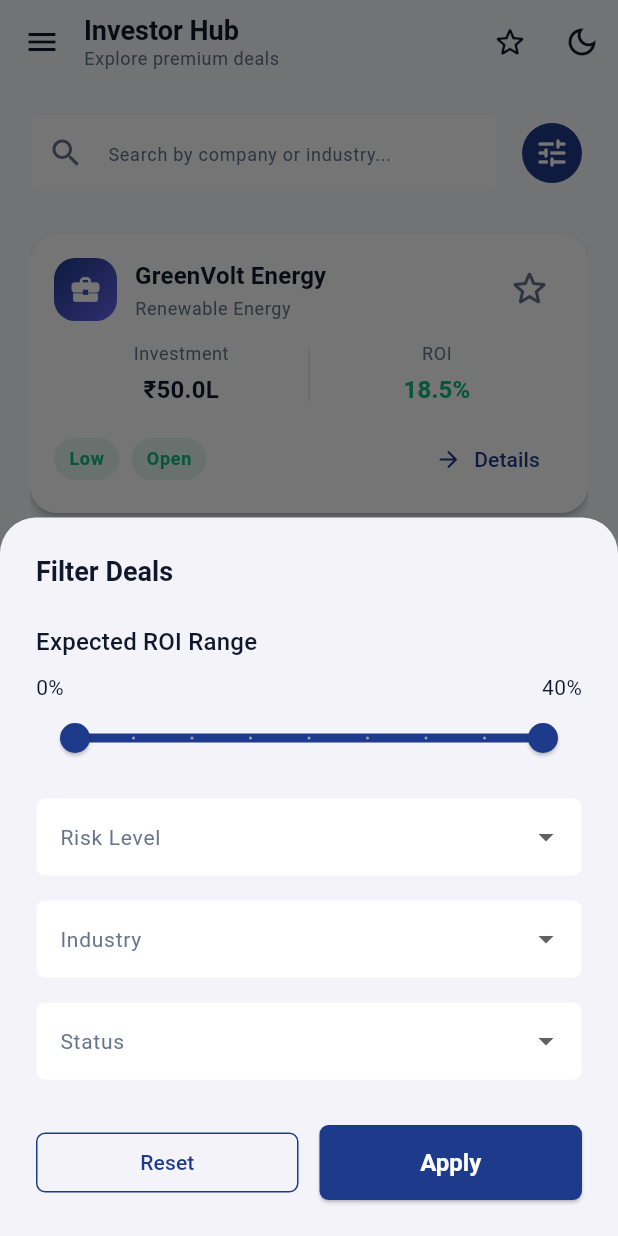
After one commit to TejasD36/investor_hub, a Flutter app: the DashboardScreen screen opened by its route, after a tap on the "tune" icon, on a phone screen of 412 x 824 dp. The commit adds this screen. Run offline on Flutter 3.47's test engine with Material 3 defaults, Android fonts, the phone set to English and light mode, and no system bars; our stand-ins replace fl_chart, flutter_bloc, freezed_annotation, get_it, go_router, hive_ce and 2 more; accounts and stored records are empty; Roboto replaces fonts that are missing (Poppins).

Commit message:
Refactor deal filtering logic to use a centralized `DealFilter` entity and dedicated Bloc events.

```diff
--- a/lib/app/theme/theme_cubit.dart
+++ b/lib/app/theme/theme_cubit.dart
@@ -5,7 +5,7 @@ class ThemeCubit extends Cubit<ThemeState> {
     _loadTheme();
   }
 
-  static const _boxName = 'settings_box';
+  static const _boxName = HiveBoxes.settingsBox;
   static const _themeKey = 'theme_mode';
 
   Future<void> _loadTheme() async {
--- a/lib/core/storage/hive_service.dart
+++ b/lib/core/storage/hive_service.dart
@@ -7,12 +7,10 @@ class HiveService {
   static Future<void> init() async {
     await Hive.initFlutter();
 
-    // Register adapters
     Hive.registerAdapter(DealModelAdapter());
     Hive.registerAdapter(UserModelAdapter());
     Hive.registerAdapter(SessionModelAdapter());
 
-    // Open boxes
     await Future.wait([
       Hive.openBox<DealModel>(HiveBoxes.dealsBox),
       Hive.openBox<DealModel>(HiveBoxes.interestsBox),
--- a/lib/features/auth/data/datasources/auth_local_datasource.dart
+++ b/lib/features/auth/data/datasources/auth_local_datasource.dart
@@ -10,11 +10,10 @@ class AuthLocalDataSource {
   /// =============================
   /// MOCK LOGIN
   /// =============================
-  ///
   /// Mock Credentials:
   /// Email: investor@hub.com
   /// Password: 123456
-  ///
+
   Future<UserModel> login({required String email, required String password}) async {
     await Future.delayed(const Duration(seconds: 2));
 
--- a/lib/features/deals/data/datasources/deals_local_datasource.dart
+++ b/lib/features/deals/data/datasources/deals_local_datasource.dart
@@ -52,7 +52,6 @@ class DealsLocalDataSource {
 
   Future<DealModel?> getDealById(String id) async {
     final deals = await fetchDeals();
-
     try {
       return deals.firstWhere((deal) => deal.id == id);
     } catch (_) {
--- /dev/null
+++ b/lib/features/deals/domain/entities/deal_filter.dart
@@ -0,0 +1,12 @@
+import 'package:freezed_annotation/freezed_annotation.dart';
+
+import '../../presentation/models/deal_status.dart';
+import '../../presentation/models/industry.dart';
+import '../../presentation/models/risk_level.dart';
+
+part 'deal_filter.freezed.dart';
+
+@freezed
+sealed class DealFilter with _$DealFilter {
+  const factory DealFilter({double? minRoi, double? maxRoi, RiskLevel? risk, Industry? industry, DealStatus? status}) = _DealFilter;
+}
--- a/lib/features/deals/presentation/bloc/deals_bloc.dart
+++ b/lib/features/deals/presentation/bloc/deals_bloc.dart
@@ -1,7 +1,9 @@
 import '../../../../core.dart';
+import '../../domain/entities/deal_filter.dart';
 import '../../domain/usecases/fetch_deals_usecase.dart';
 import '../../domain/usecases/filter_deals_usecase.dart';
 import '../../domain/usecases/search_deals_usecase.dart';
+import '../models/enum_extension.dart';
 import 'deals_event.dart';
 import 'deals_state.dart';
 
@@ -9,6 +11,9 @@ class DealsBloc extends Bloc<DealsEvent, DealsState> {
   final FetchDealsUseCase fetchDealsUseCase;
   final SearchDealsUseCase searchDealsUseCase;
   final FilterDealsUseCase filterDealsUseCase;
+  DealFilter _currentFilter = const DealFilter();
+
+  DealFilter get currentFilter => _currentFilter;
 
   DealsBloc({required this.fetchDealsUseCase, required this.searchDealsUseCase, required this.filterDealsUseCase})
     : super(const DealsState.initial()) {
@@ -81,6 +86,34 @@ class DealsBloc extends Bloc<DealsEvent, DealsState> {
             emit(DealsState.error(e.toString()));
           }
         },
+        applyFilter: (filter) async {
+          emit(const DealsState.loading());
+
+          _currentFilter = filter;
+
+          try {
+            final deals = await filterDealsUseCase(
+              minRoi: filter.minRoi,
+              maxRoi: filter.maxRoi,
+              riskLevel: filter.risk?.label,
+              industry: filter.industry?.label,
+              status: filter.status?.label,
+            );
+
+            emit(deals.isEmpty ? const DealsState.empty() : DealsState.loaded(deals: deals));
+          } catch (e) {
+            emit(DealsState.error(e.toString()));
+          }
+        },
+        clearFilter: () async {
+          emit(const DealsState.loading());
+
+          _currentFilter = const DealFilter();
+
+          final deals = await fetchDealsUseCase();
+
+          emit(deals.isEmpty ? const DealsState.empty() : DealsState.loaded(deals: deals));
+        },
       );
     });
   }
--- a/lib/features/deals/presentation/bloc/deals_event.dart
+++ b/lib/features/deals/presentation/bloc/deals_event.dart
@@ -1,4 +1,5 @@
 import '../../../../core.dart';
+import '../../domain/entities/deal_filter.dart';
 
 part 'deals_event.freezed.dart';
 
@@ -12,4 +13,8 @@ sealed class DealsEvent with _$DealsEvent {
       _FilterDeals;
 
   const factory DealsEvent.resetDeals() = _ResetDeals;
+
+  const factory DealsEvent.applyFilter({required DealFilter filter}) = _ApplyFilter;
+
+  const factory DealsEvent.clearFilter() = _ClearFilter;
 }
--- /dev/null
+++ b/lib/features/deals/presentation/models/deal_status.dart
@@ -0,0 +1 @@
+enum DealStatus { open, closed }
--- /dev/null
+++ b/lib/features/deals/presentation/models/enum_extension.dart
@@ -0,0 +1,41 @@
+import 'deal_status.dart';
+import 'industry.dart';
+import 'risk_level.dart';
+
+extension EnumDisplay on Enum {
+  String get label {
+    switch (this) {
+      case RiskLevel.low:
+        return 'Low';
+      case RiskLevel.medium:
+        return 'Medium';
+      case RiskLevel.high:
+        return 'High';
+
+      case DealStatus.open:
+        return 'Open';
+      case DealStatus.closed:
+        return 'Closed';
+
+      case Industry.fintech:
+        return 'FinTech';
+      case Industry.healthtech:
+        return 'HealthTech';
+      case Industry.realEstate:
+        return 'Real Estate';
+      case Industry.renewableEnergy:
+        return 'Renewable Energy';
+      case Industry.ai:
+        return 'Artificial Intelligence';
+      case Industry.agriculture:
+        return 'Agriculture';
+      case Industry.edtech:
+        return 'EdTech';
+      case Industry.supplyChain:
+        return 'Supply Chain';
+
+      default:
+        return name;
+    }
+  }
+}
--- /dev/null
+++ b/lib/features/deals/presentation/models/industry.dart
@@ -0,0 +1 @@
+enum Industry { fintech, healthtech, realEstate, renewableEnergy, ai, agriculture, edtech, supplyChain }
--- /dev/null
+++ b/lib/features/deals/presentation/models/risk_level.dart
@@ -0,0 +1 @@
+enum RiskLevel { low, medium, high }
--- /dev/null
+++ b/lib/features/deals/presentation/widgets/filters_bottom_sheet.dart
@@ -0,0 +1,142 @@
+import '../../../../core.dart';
+import '../../domain/entities/deal_filter.dart';
+import '../bloc/deals_bloc.dart';
+import '../bloc/deals_event.dart';
+import '../models/deal_status.dart';
+import '../models/enum_extension.dart';
+import '../models/industry.dart';
+import '../models/risk_level.dart';
+
+class FiltersBottomSheet extends StatefulWidget {
+  const FiltersBottomSheet({super.key});
+
+  @override
+  State<FiltersBottomSheet> createState() => _FiltersBottomSheetState();
+}
+
+class _FiltersBottomSheetState extends State<FiltersBottomSheet> {
+  late DealFilter _tempFilter;
+
+  @override
+  void initState() {
+    super.initState();
+
+    final bloc = context.read<DealsBloc>();
+    final filter = bloc.currentFilter;
+    _tempFilter = filter.copyWith();
+  }
+
+  @override
+  Widget build(BuildContext context) {
+    final theme = Theme.of(context);
+    final roiRange = RangeValues(_tempFilter.minRoi ?? 0, _tempFilter.maxRoi ?? 40);
+
+    return Padding(
+      padding: const EdgeInsets.all(24),
+      child: SingleChildScrollView(
+        child: Column(
+          mainAxisSize: MainAxisSize.min,
+          crossAxisAlignment: CrossAxisAlignment.start,
+          children: [
+            Text('Filter Deals', style: theme.textTheme.titleLarge),
+
+            const SizedBox(height: 24),
+
+            // =============================
+            // ROI
+            // =============================
+            Text('Expected ROI Range', style: theme.textTheme.titleMedium),
+
+            const SizedBox(height: 8),
+
+            Row(
+              mainAxisAlignment: MainAxisAlignment.spaceBetween,
+              children: [Text('${roiRange.start.toInt()}%'), Text('${roiRange.end.toInt()}%')],
+            ),
+
+            RangeSlider(
+              values: roiRange,
+              min: 0,
+              max: 40,
+              divisions: 8,
+              labels: RangeLabels('${roiRange.start.toInt()}%', '${roiRange.end.toInt()}%'),
+              onChanged: (values) {
+                setState(() {
+                  _tempFilter = _tempFilter.copyWith(minRoi: values.start, maxRoi: values.end);
+                });
+              },
+            ),
+
+            const SizedBox(height: 16),
+
+            DropdownButtonFormField<RiskLevel>(
+              initialValue: _tempFilter.risk,
+              decoration: const InputDecoration(labelText: 'Risk Level'),
+              items: RiskLevel.values.map((e) => DropdownMenuItem(value: e, child: Text(e.label))).toList(),
+              onChanged: (value) {
+                setState(() {
+                  _tempFilter = _tempFilter.copyWith(risk: value);
+                });
+              },
+            ),
+
+            const SizedBox(height: 16),
+
+            DropdownButtonFormField<Industry>(
+              initialValue: _tempFilter.industry,
+              decoration: const InputDecoration(labelText: 'Industry'),
+              items: Industry.values.map((e) => DropdownMenuItem(value: e, child: Text(e.label))).toList(),
+              onChanged: (value) {
+                setState(() {
+                  _tempFilter = _tempFilter.copyWith(industry: value);
+                });
+              },
+            ),
+
+            const SizedBox(height: 16),
+
+            DropdownButtonFormField<DealStatus>(
+              initialValue: _tempFilter.status,
+              decoration: const InputDecoration(labelText: 'Status'),
+              items: DealStatus.values.map((e) => DropdownMenuItem(value: e, child: Text(e.label))).toList(),
+              onChanged: (value) {
+                setState(() {
+                  _tempFilter = _tempFilter.copyWith(status: value);
+                });
+              },
+            ),
+
+            const SizedBox(height: 30),
+
+            Row(
+              children: [
+                Expanded(
+                  child: OutlinedButton(
+                    onPressed: () {
+                      context.read<DealsBloc>().add(const DealsEvent.clearFilter());
+                      Navigator.pop(context);
+                    },
+                    child: const Text('Reset'),
+                  ),
+                ),
+
+                const SizedBox(width: 14),
+
+                Expanded(
+                  child: ElevatedButton(
+                    onPressed: () {
+                      context.read<DealsBloc>().add(DealsEvent.applyFilter(filter: _tempFilter));
+
+                      Navigator.pop(context);
+                    },
+                    child: const Text('Apply'),
+                  ),
+                ),
+              ],
+            ),
+          ],
+        ),
+      ),
+    );
+  }
+}
--- a/lib/main.dart
+++ b/lib/main.dart
@@ -2,6 +2,7 @@ import 'core.dart';
 import 'features/auth/presentation/bloc/auth_bloc.dart';
 import 'features/deals/presentation/bloc/deals_bloc.dart';
 import 'features/interests/presentation/bloc/interests_bloc.dart';
+import 'features/interests/presentation/bloc/interests_event.dart';
 
 Future<void> main() async {
   WidgetsFlutterBinding.ensureInitialized();
@@ -18,7 +19,7 @@ Future<void> main() async {
       providers: [
         BlocProvider(create: (_) => sl<AuthBloc>()),
         BlocProvider(create: (_) => sl<DealsBloc>()),
-        BlocProvider(create: (_) => sl<InterestsBloc>()),
+        BlocProvider(create: (_) => sl<InterestsBloc>()..add(const InterestsEvent.loadInterests())),
         BlocProvider(create: (_) => sl<ThemeCubit>()),
       ],
       child: const App(),
```
Also changed, not shown: lib/features/auth/presentation/bloc/auth_bloc.dart (+0 -9 lines), lib/features/deals/presentation/screens/dashboard_screen.dart (+22 -154 lines), lib/features/deals/domain/entities/deal_filter.freezed.dart (added), lib/features/deals/presentation/bloc/deals_event.freezed.dart, 3 other files.
